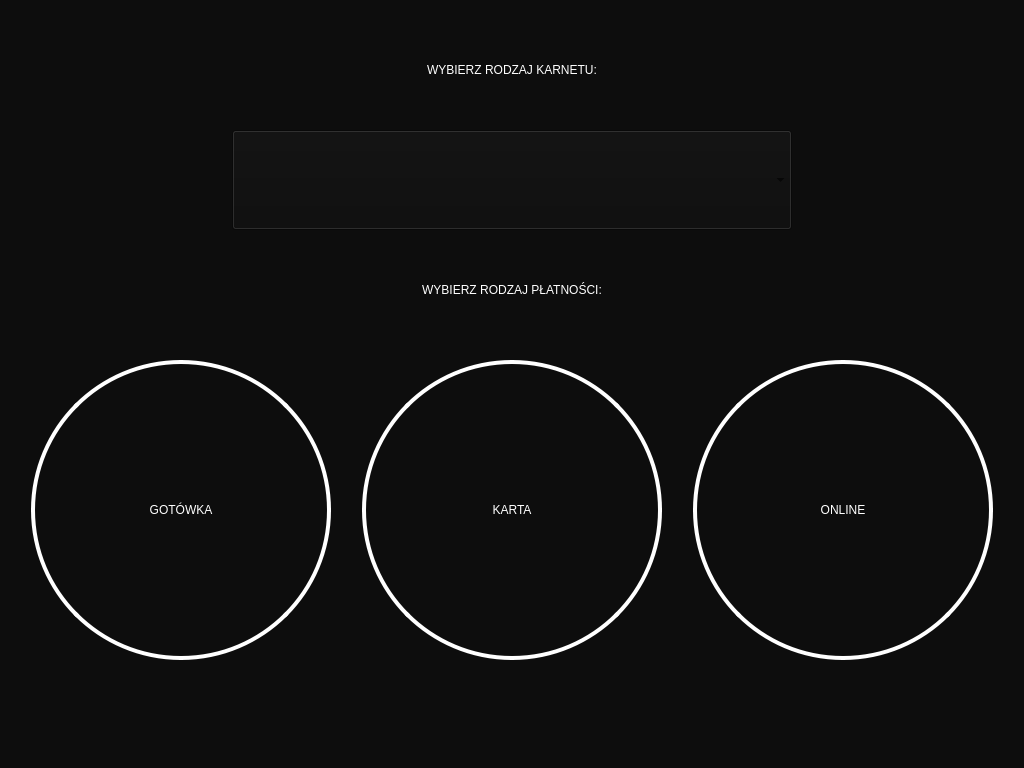
First picture: the form in Raspberry QT/BuyingPassScreen.ui, repository lukaszwazny/E-kiosk, before the edit.
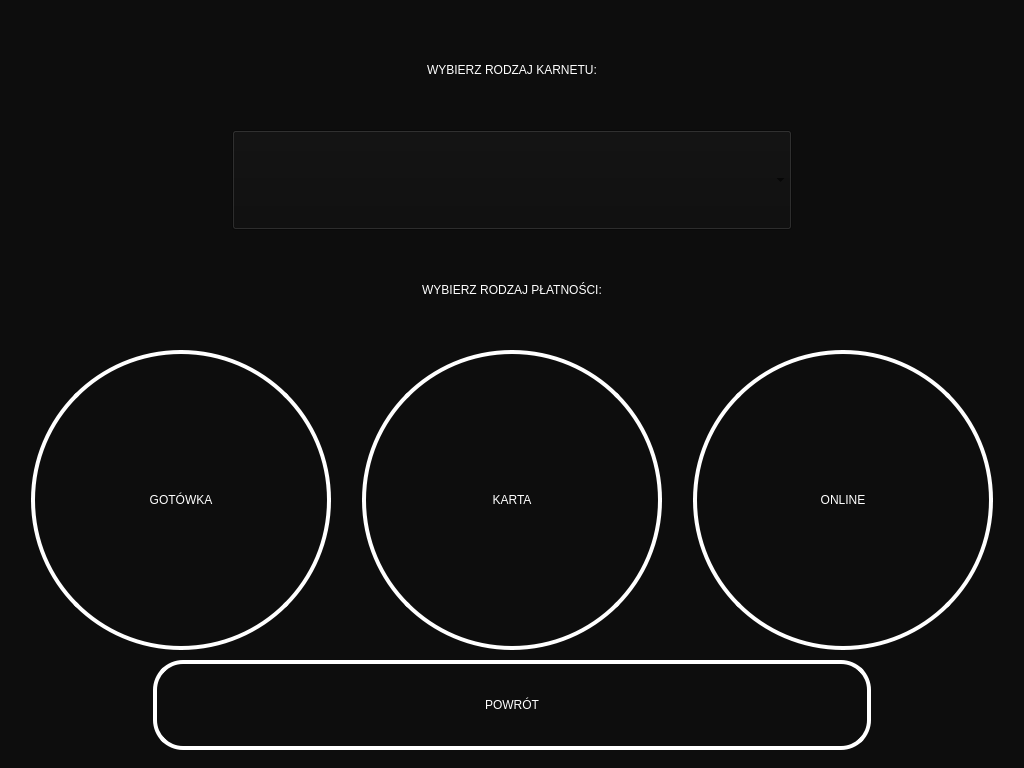
Second picture: the form after the edit.

Commit message: Dodanie klawisza powrótu do ekranu kupowania

Diff of the .ui file:
```diff
--- a/Raspberry QT/BuyingPassScreen.ui
+++ b/Raspberry QT/BuyingPassScreen.ui
@@ -134,7 +134,7 @@
    <property name="geometry">
     <rect>
      <x>31</x>
-     <y>360</y>
+     <y>350</y>
      <width>300</width>
      <height>300</height>
     </rect>
@@ -163,7 +163,7 @@
    <property name="geometry">
     <rect>
      <x>362</x>
-     <y>360</y>
+     <y>350</y>
      <width>300</width>
      <height>300</height>
     </rect>
@@ -192,7 +192,7 @@
    <property name="geometry">
     <rect>
      <x>693</x>
-     <y>360</y>
+     <y>350</y>
      <width>300</width>
      <height>300</height>
     </rect>
@@ -217,6 +217,45 @@
     </size>
    </property>
   </widget>
+  <widget class="QPushButton" name="powrot">
+   <property name="geometry">
+    <rect>
+     <x>153</x>
+     <y>660</y>
+     <width>718</width>
+     <height>90</height>
+    </rect>
+   </property>
+   <property name="minimumSize">
+    <size>
+     <width>718</width>
+     <height>90</height>
+    </size>
+   </property>
+   <property name="maximumSize">
+    <size>
+     <width>718</width>
+     <height>90</height>
+    </size>
+   </property>
+   <property name="styleSheet">
+    <string notr="true">background-color: rgb(13, 13, 13);
+border-style: solid;
+border-width:4px;
+border-radius:30px;
+border-color: white;
+max-width:710px;
+max-height:82px;
+min-width:710px;
+min-height:82px;
+
+font: 75 30pt &quot;Tahoma&quot;;
+color: rgb(255, 255, 255);</string>
+   </property>
+   <property name="text">
+    <string>POWRÓT</string>
+   </property>
+  </widget>
  </widget>
  <resources/>
  <connections/>
```
The commit also changes 3 other files.
